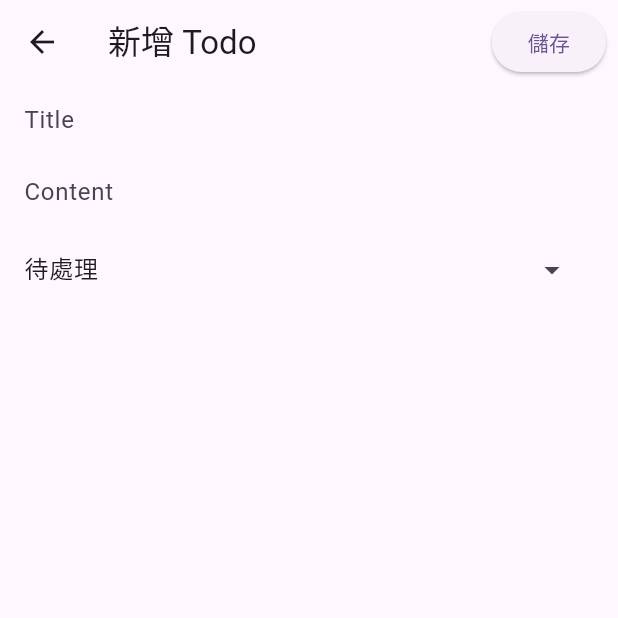
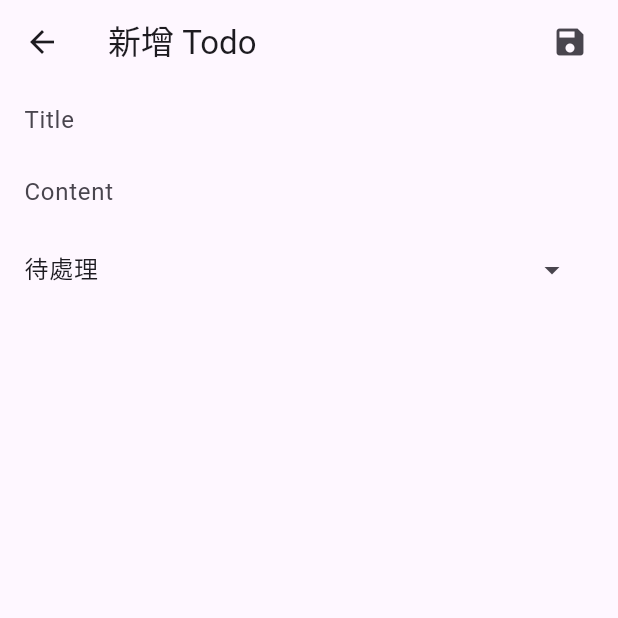
Before and after one commit to azusa5526/flutter_todo, a Flutter app: the screen it shows after launch, after a tap on the "add" icon, on a phone screen of 412 x 824 dp, the top half of it. Run offline on Flutter 3.47's test engine with Material 3 defaults, Android fonts, the phone set to English and light mode, and no system bars; our stand-ins replace bloc, bloc_concurrency, equatable, flutter_bloc, go_router; network calls fail.

Commit message:
feat: 修改樣式

```diff
--- a/lib/todo/bloc/todo_state.dart
+++ b/lib/todo/bloc/todo_state.dart
@@ -6,7 +6,7 @@ final class TodosOverviewState extends Equatable {
   const TodosOverviewState(
       {this.status = TodoOverviewStatus.initial,
       this.todos = const [],
-      this.filter = TodosFilter.all,
+      this.filter = TodosFilter.pending,
       this.sort = TodoSort.asc,
       this.selectedTodo});
 
--- a/lib/todo/model/todos_sort.dart
+++ b/lib/todo/model/todos_sort.dart
@@ -3,8 +3,8 @@ import '../../api/todo.api.dart';
 import 'package:todo/develop.dart';
 
 enum TodoSort {
-  asc(icon: Icons.home, label: '依據標題遞增'),
-  desc(icon: Icons.home, label: '依據標題遞減');
+  asc(icon: Icons.keyboard_double_arrow_up_outlined, label: '依據標題遞增'),
+  desc(icon: Icons.keyboard_double_arrow_down_outlined, label: '依據標題遞減');
 
   const TodoSort({required this.icon, required this.label});
 
--- a/lib/todo/view/add.dart
+++ b/lib/todo/view/add.dart
@@ -20,7 +20,7 @@ class AddTodo extends StatelessWidget {
                   context.pop();
                 }
               },
-              child: ElevatedButton(
+              child: IconButton(
                   onPressed: () async {
                     _formKey.currentState!.save();
                     if (_formKey.currentState!.validate()) {
@@ -38,8 +38,7 @@ class AddTodo extends StatelessWidget {
                       }
                     }
                   },
-                child: const Text('儲存'),
-              ),
+                  icon: const Icon(Icons.save)),
             ),
             const SizedBox(
               width: 8.0,
--- a/lib/todo/view/edit.dart
+++ b/lib/todo/view/edit.dart
@@ -21,7 +21,7 @@ class EditTodo extends StatelessWidget {
                   context: context, builder: (context) => const DeleteDialog()),
               icon: const Icon(Icons.delete_forever_outlined)),
           const SizedBox(
-            width: 8.0,
+            width: 4.0,
           )
         ]),
         body: BlocListener<TodosOverviewBloc, TodosOverviewState>(
--- a/lib/todo/view/home.dart
+++ b/lib/todo/view/home.dart
@@ -16,9 +16,18 @@ class Home extends StatelessWidget {
       appBar: AppBar(
         backgroundColor: Theme.of(context).colorScheme.inversePrimary,
         title: const Text('Todo List'),
-        actions: const [TodoSortButton(), TodoFilterButton()],
+        actions: const [
+          TodoSortButton(),
+          TodoFilterButton(),
+          SizedBox(
+            width: 4.0,
+          )
+        ],
       ),
-      body: const Column(children: [TodoListView()]),
+      body: Container(
+        padding: const EdgeInsets.all(8.0),
+        child: const Column(children: [TodoListView()]),
+      ),
       floatingActionButton: FloatingActionButton(
         onPressed: () => context.push('/add'),
         child: const Icon(Icons.add),
@@ -36,7 +45,7 @@ class TodoListView extends StatelessWidget {
         selector: (state) => state.displayedTodos,
         builder: (context, displayedTodos) {
           return Expanded(
-              child: ListView.builder(
+              child: ListView.separated(
             itemBuilder: (context, index) {
               return ListTile(
                 onTap: () {
@@ -50,6 +59,9 @@ class TodoListView extends StatelessWidget {
               );
             },
             itemCount: displayedTodos.length,
+            separatorBuilder: (context, index) {
+              return Divider(color: Colors.grey[300]);
+            },
           ));
         });
   }
--- a/lib/todo/widgets/todo_filter_button.dart
+++ b/lib/todo/widgets/todo_filter_button.dart
@@ -14,7 +14,7 @@ class TodoFilterButton extends StatelessWidget {
     return PopupMenuButton<TodosFilter>(
         initialValue: activeFilter,
         icon: const Icon(
-          Icons.filter_list_outlined,
+          Icons.category_outlined,
         ),
         onSelected: (todoFilter) {
           context.read<TodosOverviewBloc>().add(TodoFilterChanged(todoFilter));
@@ -25,6 +25,8 @@ class TodoFilterButton extends StatelessWidget {
                 child: ListTile(
                   leading: Icon(filterItem.icon),
                   title: Text(filterItem.label),
+                  visualDensity:
+                      const VisualDensity(vertical: -2.0, horizontal: 3.0),
                 ),
               );
             }).toList());
--- a/lib/todo/widgets/todo_sort_button.dart
+++ b/lib/todo/widgets/todo_sort_button.dart
@@ -10,6 +10,7 @@ class TodoSortButton extends StatelessWidget {
   @override
   Widget build(BuildContext context) {
     return PopupMenuButton(
+        icon: const Icon(Icons.sort_outlined),
         onSelected: (option) {
           context.read<TodosOverviewBloc>().add(TodoSortChanged(option));
           console('TodoSortButton onSelected',
@@ -21,6 +22,7 @@ class TodoSortButton extends StatelessWidget {
                   child: ListTile(
                     title: Text(option.label),
                     leading: Icon(option.icon),
+                    visualDensity: const VisualDensity(vertical: -2.0),
                   ));
             }).toList());
   }
```
Lines whose indentation alone changed are shown as unchanged.
